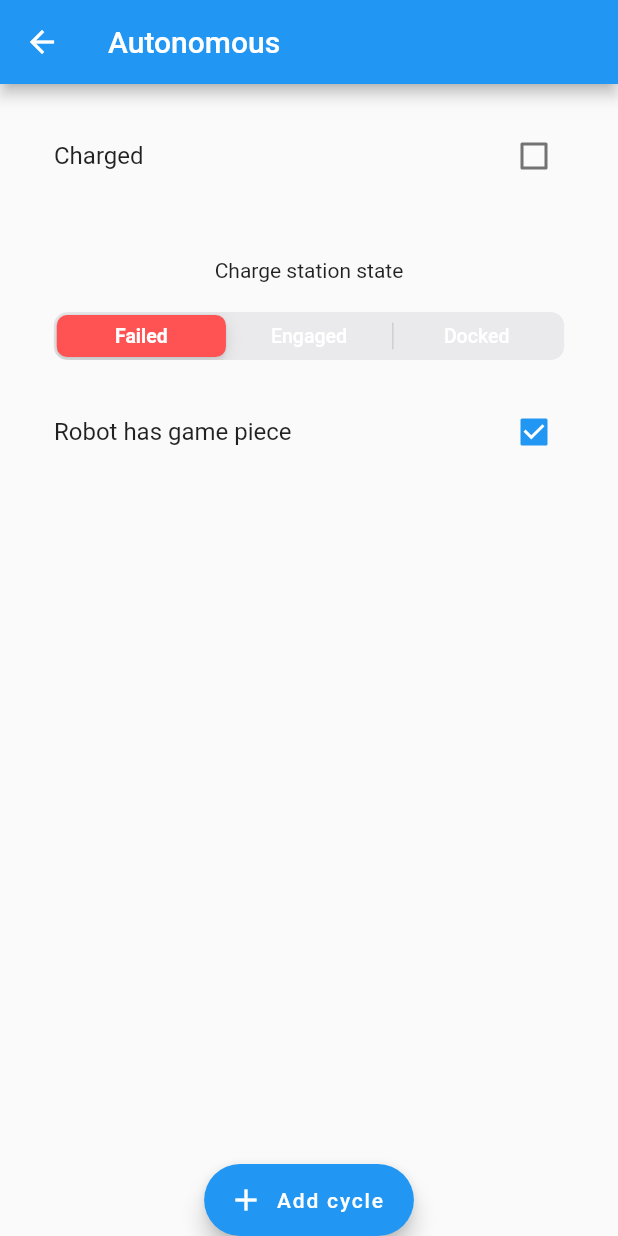
After one commit to NeatTeam1943/2023-ScoutingApp, a Flutter app: the AutonomousPage screen opened by its route, on a phone screen of 412 x 824 dp. The commit adds this screen. Run offline on Flutter 3.47's test engine with Material 2 defaults, Android fonts, the light colour scheme and no system bars; our stand-ins replace csv; missing offline and left inert: dropdown_plus, share_extend.

Commit message:
pages: Add autonomous page

```diff
--- a/lib/main.dart
+++ b/lib/main.dart
@@ -1,5 +1,6 @@
 // Flutter imports:
 import 'package:flutter/material.dart';
+import 'package:neatteam_scouting_2023/pages/autonomous_page.dart';
 
 // Package imports:
 import 'package:provider/provider.dart';
@@ -27,7 +28,8 @@ class ScoutingApp extends StatelessWidget {
         HomePage.routeName: (context) =>
             const HomePage(title: 'NeatTeam Scouting 2023'),
         TeamInfoPage.routeName: (context) => const TeamInfoPage(),
-        MatchPage.routeName: (context) => const MatchPage()
+        MatchPage.routeName: (context) => const MatchPage(),
+        AutonomousPage.routeName: (context) => const AutonomousPage(),
       },
     );
   }
--- /dev/null
+++ b/lib/pages/autonomous_page.dart
@@ -0,0 +1,141 @@
+// Flutter imports:
+import 'package:flutter/cupertino.dart';
+import 'package:flutter/material.dart';
+
+// Project imports:
+import 'package:neatteam_scouting_2023/enums/charge_station.dart';
+import 'package:neatteam_scouting_2023/models/autonomous.dart';
+import 'package:neatteam_scouting_2023/models/cycle.dart';
+import 'package:neatteam_scouting_2023/styles/style_form_field.dart';
+
+class AutonomousPage extends StatefulWidget {
+  const AutonomousPage({super.key});
+
+  static const routeName = '/autonomous';
+
+  @override
+  State<StatefulWidget> createState() => _AutonomousState();
+}
+
+class _AutonomousState extends State<AutonomousPage> {
+  final _formKey = GlobalKey<FormState>();
+  Autonomous model = Autonomous();
+
+  final _changeStateColors = <ChargeStationState, Color>{
+    ChargeStationState.failed: Colors.redAccent,
+    ChargeStationState.engaged: Colors.blueAccent,
+    ChargeStationState.docked: Colors.greenAccent
+  };
+
+  @override
+  void initState() {
+    super.initState();
+    // TODO: implement initState
+    model.chargeStationState = ChargeStationState.failed;
+  }
+
+  void _setChargeStationState(ChargeStationState css) {
+    setState(() {
+      model.chargeStationState = css;
+    });
+  }
+
+  @override
+  Widget build(BuildContext context) {
+    return Scaffold(
+      appBar: AppBar(
+        title: const Text("Autonomous"),
+      ),
+      body: Form(
+        key: _formKey,
+        child: Column(
+          children: [
+            StyleFormField(
+              field: CheckboxListTile(
+                value: model.didChargeStation,
+                onChanged: (value) {
+                  setState(() {
+                    model.didChargeStation = value!;
+                  });
+                },
+                title: const Text("Charged"),
+              ),
+            ),
+            Container(
+              padding: const EdgeInsets.all(20.0),
+              child: const Text("Charge station state"),
+            ),
+            CupertinoSlidingSegmentedControl<ChargeStationState>(
+              thumbColor: _changeStateColors[model.chargeStationState]!,
+              groupValue: model.chargeStationState,
+              children: const <ChargeStationState, Widget>{
+                ChargeStationState.failed: Padding(
+                  padding: EdgeInsets.symmetric(horizontal: 20),
+                  child: Text(
+                    'Failed',
+                    style: TextStyle(color: Colors.white),
+                  ),
+                ),
+                ChargeStationState.engaged: Padding(
+                  padding: EdgeInsets.symmetric(horizontal: 20),
+                  child: Text(
+                    'Engaged',
+                    style: TextStyle(color: Colors.white),
+                  ),
+                ),
+                ChargeStationState.docked: Padding(
+                  padding: EdgeInsets.symmetric(horizontal: 20),
+                  child: Text(
+                    'Docked',
+                    style: TextStyle(color: Colors.white),
+                  ),
+                )
+              },
+              onValueChanged: (value) {
+                _setChargeStationState(value!);
+              },
+            ),
+            StyleFormField(
+              field: CheckboxListTile(
+                value: model.isGamePieceInRobot,
+                onChanged: (value) {
+                  setState(() {
+                    model.isGamePieceInRobot = value!;
+                  });
+                },
+                title: const Text("Robot has game piece"),
+              ),
+            ),
+            Expanded(
+              child: SingleChildScrollView(
+                child: ListView.builder(
+                  itemCount: model.cycles.length,
+                  itemBuilder: (_, index) {
+                    Cycle cycle = model.cycles[index];
+                    return ListTile(
+                      title: Text("Cycle ${cycle.cycleNumber}"),
+                      onTap: () => Navigator.pushNamed(context, '/cycle',
+                          arguments: cycle),
+                    );
+                  },
+                  scrollDirection: Axis.vertical,
+                  shrinkWrap: true,
+                ),
+              ),
+            ),
+          ],
+        ),
+      ),
+      floatingActionButtonLocation: FloatingActionButtonLocation.centerDocked,
+      floatingActionButton: FloatingActionButton.extended(
+        onPressed: () {
+          setState(() {
+            model.cycles.add(Cycle(cycleNumber: model.cycles.length + 1));
+          });
+        },
+        label: const Text('Add cycle'),
+        icon: const Icon(Icons.add),
+      ),
+    );
+  }
+}
--- a/lib/pages/team_info_page.dart
+++ b/lib/pages/team_info_page.dart
@@ -194,7 +194,7 @@ class _TeamInfoForm extends State<TeamInfoPage> {
       _match.driverStation = _selectedDriverStation;
 
       Provider.of<MatchesProvider>(context, listen: false).addMatch(_match);
-      Navigator.pushNamed(context, '/match', arguments: _match);
+      Navigator.pushNamed(context, '/autonomous', arguments: _match);
     }
   }
 
```
